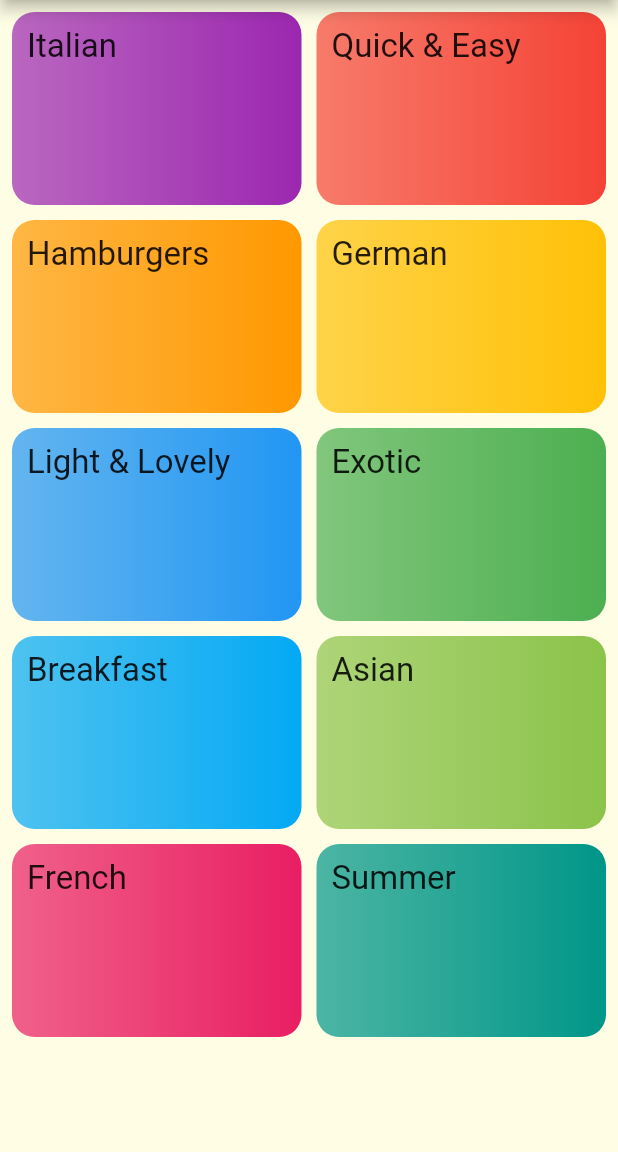
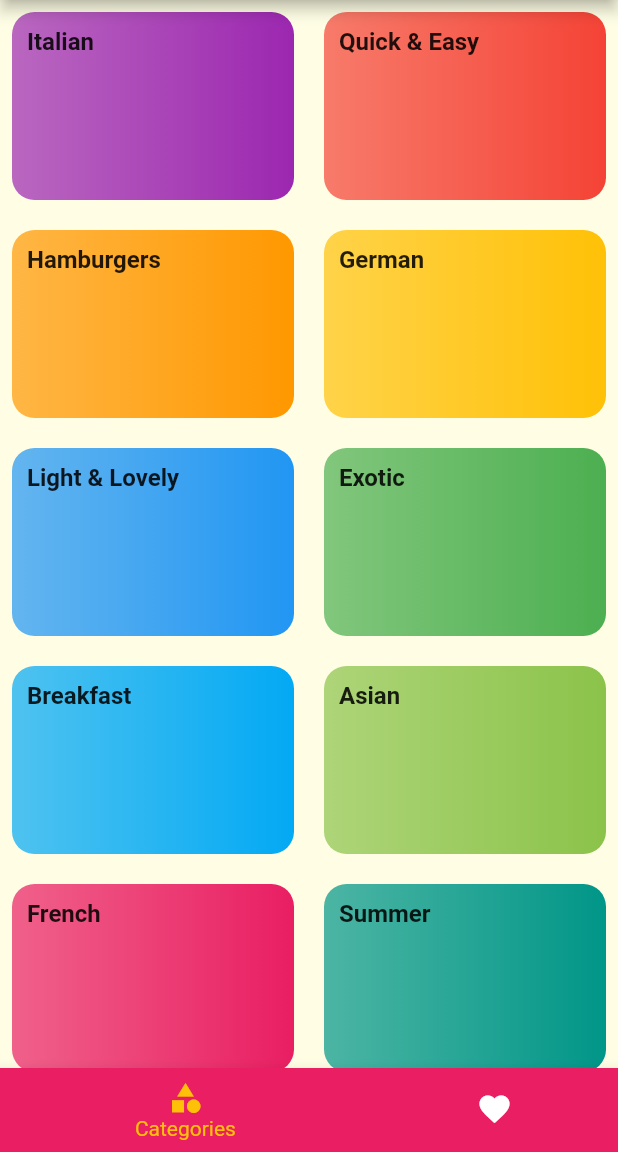
Before and after one commit to TariqHattab/Meals_App_2-Complete, a Flutter app: the screen it shows after launch, on a phone screen of 412 x 824 dp, the part 84-1236 px from its top. Run offline on Flutter 3.47's test engine with Material 2 defaults, Android fonts, the phone set to English and light mode, and no system bars.

Commit message:
commit 3

```diff
--- a/lib/main.dart
+++ b/lib/main.dart
@@ -1,6 +1,6 @@
 import 'package:flutter/material.dart';
-
-import 'dummy_data.dart';
+import 'package:meals_app_2/screens/meals_screen/meals_screen.dart';
+import 'package:meals_app_2/screens/tap_bar_screen/tap_bar_screen.dart';
 
 void main() {
   runApp(MyApp());
@@ -16,43 +16,22 @@ class MyApp extends StatelessWidget {
         accentColor: Colors.amber,
         canvasColor: Color.fromRGBO(255, 254, 229, 1),
       ),
-      home: MyHomePage(),
+      home: TapBarScreen(),
+      onGenerateRoute: (RouteSettings settings) {
+        switch (settings.name) {
+          case MealsScreen.routeName:
+            var args = settings.arguments as Map<String, dynamic>;
+
+            return MaterialPageRoute(
+                builder: (context) =>
+                    MealsScreen(args['id'], args['title'], args['meals']));
+            break;
+        }
+        return MaterialPageRoute(builder: (context) => TapBarScreen());
+      },
+      // routes: {
+      //   //MealsScreen.routeName: (ctx) => MealsScreen(),
+      // },
     );
   }
 }
-
-class MyHomePage extends StatelessWidget {
-  @override
-  Widget build(BuildContext context) {
-    return Scaffold(
-      appBar: AppBar(
-        title: Text('Choose 2 category'),
-      ),
-      body: GridView.builder(
-          gridDelegate: SliverGridDelegateWithFixedCrossAxisCount(
-            crossAxisCount: 2,
-            childAspectRatio: 3 / 2,
-            mainAxisSpacing: 10,
-            crossAxisSpacing: 10,
-          ),
-          itemCount: DUMMY_CATEGORIES.length,
-          padding: const EdgeInsets.all(8.0),
-          itemBuilder: (ctx, index) {
-            var category = DUMMY_CATEGORIES[index];
-            print(index);
-            return Container(
-              decoration: BoxDecoration(
-                borderRadius: BorderRadius.circular(15),
-                gradient: LinearGradient(
-                    colors: [category.color.withOpacity(.7), category.color]),
-              ),
-              padding: const EdgeInsets.only(top: 10, left: 10),
-              child: Text(
-                category.title,
-                style: TextStyle(fontSize: 22),
-              ),
-            );
-          }),
-    );
-  }
-}
--- /dev/null
+++ b/lib/screens/categories_screen/categories_screen.dart
@@ -0,0 +1,27 @@
+import 'package:flutter/material.dart';
+import 'package:meals_app_2/dummy_data.dart';
+import 'package:meals_app_2/screens/categories_screen/category_item.dart';
+
+class CategoriesScreen extends StatelessWidget {
+  const CategoriesScreen({
+    Key key,
+  }) : super(key: key);
+
+  @override
+  Widget build(BuildContext context) {
+    return GridView.builder(
+        gridDelegate: SliverGridDelegateWithFixedCrossAxisCount(
+          crossAxisCount: 2,
+          childAspectRatio: 3 / 2,
+          mainAxisSpacing: 20,
+          crossAxisSpacing: 20,
+        ),
+        itemCount: DUMMY_CATEGORIES.length,
+        padding: const EdgeInsets.all(8.0),
+        itemBuilder: (ctx, index) {
+          var category = DUMMY_CATEGORIES[index];
+          print(index);
+          return CategoryItem(category: category);
+        });
+  }
+}
--- /dev/null
+++ b/lib/screens/categories_screen/category_item.dart
@@ -0,0 +1,42 @@
+import 'package:flutter/material.dart';
+import 'package:meals_app_2/dummy_data.dart';
+import 'package:meals_app_2/screens/meals_screen/meals_screen.dart';
+import '../../models/category.dart';
+
+class CategoryItem extends StatelessWidget {
+  const CategoryItem({
+    Key key,
+    @required this.category,
+  }) : super(key: key);
+
+  final Category category;
+
+  @override
+  Widget build(BuildContext context) {
+    return InkWell(
+      onTap: () {
+        var availableMeals = DUMMY_MEALS
+            .where((meal) => meal.categories.contains(category.id))
+            .toList();
+        Navigator.of(context).pushNamed(MealsScreen.routeName, arguments: {
+          'id': category.id,
+          'title': category.title,
+          'meals': availableMeals,
+        });
+      },
+      borderRadius: BorderRadius.circular(15),
+      child: Container(
+        decoration: BoxDecoration(
+          borderRadius: BorderRadius.circular(15),
+          gradient: LinearGradient(
+              colors: [category.color.withOpacity(.7), category.color]),
+        ),
+        padding: const EdgeInsets.only(top: 10, left: 10),
+        child: Text(
+          category.title,
+          style: TextStyle(fontSize: 16, fontWeight: FontWeight.bold),
+        ),
+      ),
+    );
+  }
+}
--- /dev/null
+++ b/lib/screens/tap_bar_screen/tap_bar_screen.dart
@@ -0,0 +1,53 @@
+import 'package:flutter/material.dart';
+import 'package:meals_app_2/screens/categories_screen/categories_screen.dart';
+import 'package:meals_app_2/screens/favorites_screen/favorites_screen.dart';
+
+class TapBarScreen extends StatefulWidget {
+  @override
+  _TapBarScreenState createState() => _TapBarScreenState();
+}
+
+class _TapBarScreenState extends State<TapBarScreen> {
+  var _selectedIndex = 0;
+
+  void _setIndex(int index) {
+    setState(() {
+      _selectedIndex = index;
+    });
+  }
+
+  final List _pages = [
+    {"page": CategoriesScreen(), 'title': 'Categories'},
+    {"page": FavoritesScreen(), 'title': 'Favorites'},
+  ];
+
+  @override
+  Widget build(BuildContext context) {
+    return Scaffold(
+      appBar: AppBar(
+        title: Text('Choose 2 category'),
+      ),
+      body: _pages[_selectedIndex]['page'],
+      bottomNavigationBar: BottomNavigationBar(
+        items: <BottomNavigationBarItem>[
+          BottomNavigationBarItem(
+            backgroundColor: Theme.of(context).primaryColor,
+            icon: Icon(Icons.category),
+            label: 'Categories',
+          ),
+          BottomNavigationBarItem(
+            backgroundColor: Theme.of(context).primaryColor,
+            icon: Icon(Icons.favorite),
+            label: 'Favorites',
+          ),
+        ],
+        currentIndex: _selectedIndex,
+        selectedItemColor: Theme.of(context).accentColor,
+        onTap: _setIndex,
+        type: BottomNavigationBarType.shifting,
+        //backgroundColor: Theme.of(context).accentColor,
+        //fixedColor: Theme.of(context).primaryColor,
+      ),
+    );
+  }
+}
```
Also changed, not shown: lib/dummy_data.dart (+5 -2 lines), lib/screens/favorites_screen/favorites_screen.dart (added, +10 -0 lines), lib/screens/meals_screen/meal_item.dart (added, +119 -0 lines), lib/screens/meals_screen/meals_screen.dart (added, +27 -0 lines).
